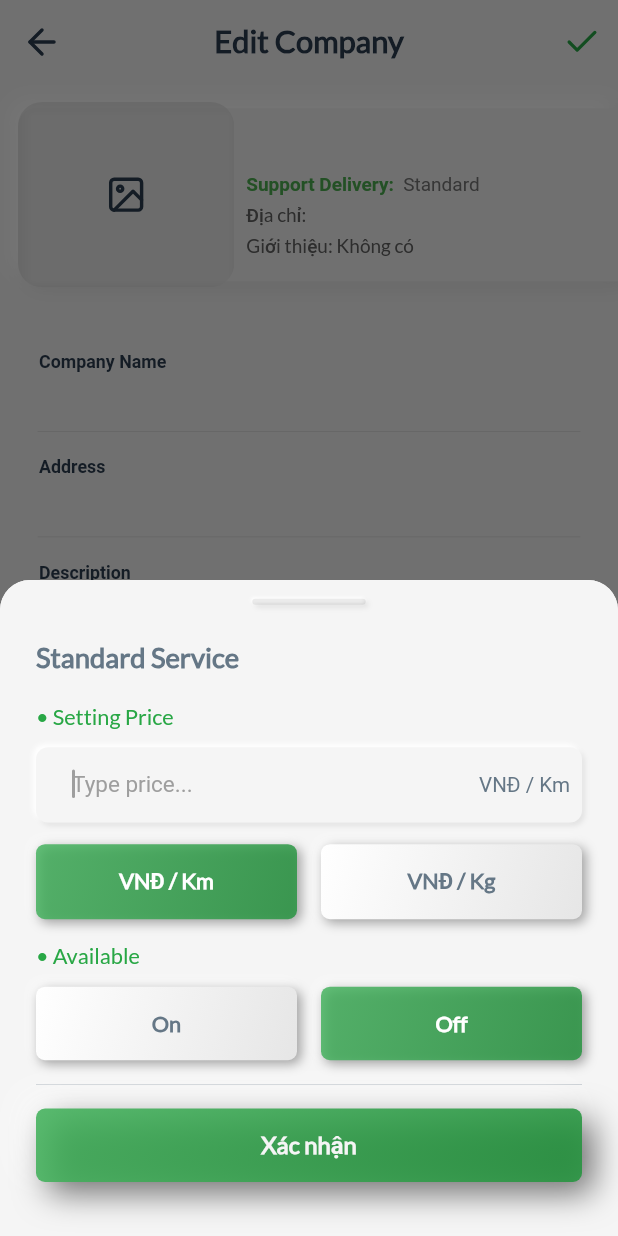
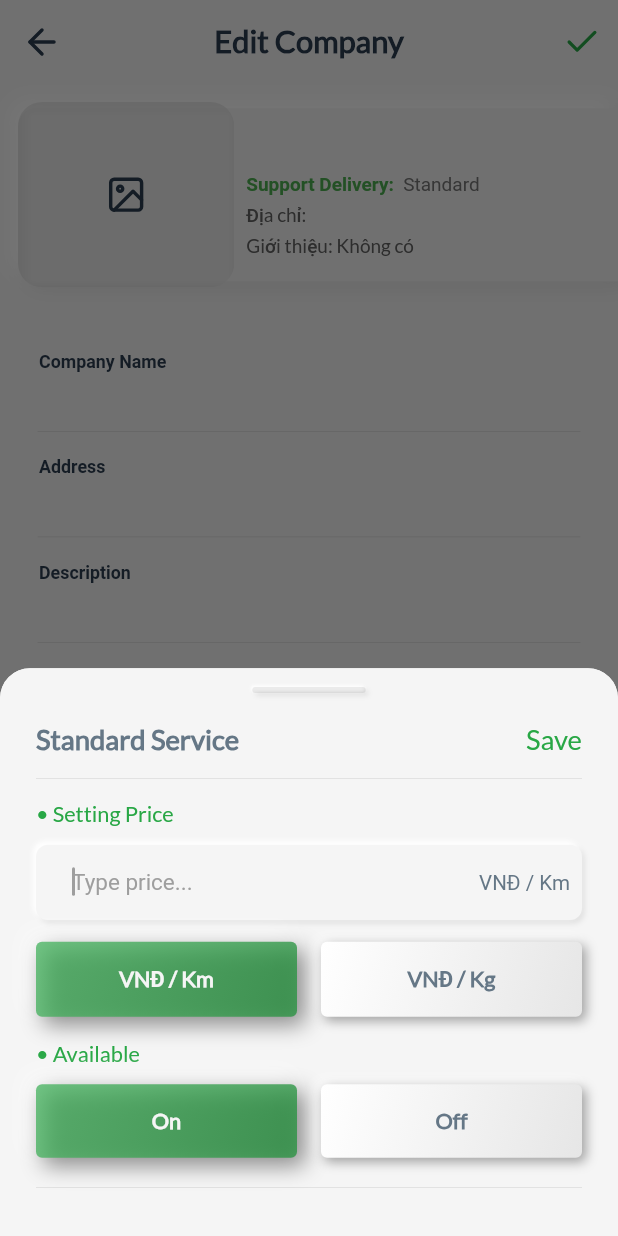
Before and after one commit to lambiengcode/opensource_ecommerce, a Flutter app: the EditTransportPage screen opened by its route, after a tap on "Standard", on a phone screen of 412 x 824 dp. Run offline on Flutter 3.47's test engine with Material 2 defaults, Android fonts, the phone set to English and light mode, and no system bars; drawn by our look-alikes of cached_network_image, flutter_neumorphic; our stand-ins replace carousel_slider, convex_bottom_bar, firebase_messaging, firebase_storage, fl_chart, flutter_icons and 8 more; missing offline and left inert: geocoder, google_maps_place_picker; accounts and stored records are empty; network calls fail.

Commit message:
[ui] edit bottom sheet set price service

```diff
--- a/lib/src/pages/transport/widgets/bottom_sheet_set_price.dart
+++ b/lib/src/pages/transport/widgets/bottom_sheet_set_price.dart
@@ -16,7 +16,7 @@ class _BottomSetPriceState extends State<BottomSetPrice> {
   TextEditingController _msgController = new TextEditingController();
   FocusNode _focusNode = new FocusNode();
   String price = 'VNĐ / Km';
-  String available = 'Off';
+  String available = 'On';
 
   @override
   Widget build(BuildContext context) {
@@ -55,7 +55,10 @@ class _BottomSetPriceState extends State<BottomSetPrice> {
                 ],
               ),
             ),
-            SizedBox(height: 24.0),
+            SizedBox(height: 20.0),
+            Row(
+              mainAxisAlignment: MainAxisAlignment.spaceBetween,
+              children: [
                 Text(
                   widget.title + '\tService',
                   style: TextStyle(
@@ -65,7 +68,27 @@ class _BottomSetPriceState extends State<BottomSetPrice> {
                     fontWeight: FontWeight.w600,
                   ),
                 ),
-            SizedBox(height: 20.0),
+                GestureDetector(
+                  onTap: () => Get.back(),
+                  child: Text(
+                    'Save',
+                    style: TextStyle(
+                      color: colorPrimary,
+                      fontFamily: 'Lato',
+                      fontSize: width / 22.5,
+                      fontWeight: FontWeight.w400,
+                    ),
+                  ),
+                ),
+              ],
+            ),
+            SizedBox(height: 15.0),
+            Divider(
+              thickness: .15,
+              height: .15,
+              color: fCL,
+            ),
+            SizedBox(height: 15.0),
             Text(
               '• Setting Price',
               style: TextStyle(
@@ -198,45 +221,53 @@ class _BottomSetPriceState extends State<BottomSetPrice> {
                 _buildButtonSwitch('Off', available == 'Off'),
               ],
             ),
-            SizedBox(height: 16.0),
+            SizedBox(height: 20.0),
             Divider(
-              thickness: .2,
-              height: .2,
-              color: colorDarkGrey,
+              thickness: .15,
+              height: .15,
+              color: fCL,
             ),
-            SizedBox(height: 16.0),
-            NeumorphicButton(
-              onPressed: () => Get.back(),
-              duration: Duration(milliseconds: 200),
-              style: NeumorphicStyle(
-                shape: NeumorphicShape.convex,
-                boxShape: NeumorphicBoxShape.roundRect(
-                  BorderRadius.circular(6.0),
-                ),
-                depth: 15.0,
-                intensity: 1,
-                color: colorPrimary.withOpacity(.85),
-              ),
-              padding: EdgeInsets.symmetric(
-                vertical: 14.5,
-                horizontal: 28.0,
-              ),
-              child: Row(
-                mainAxisAlignment: MainAxisAlignment.center,
-                children: [
-                  Text(
-                    'confirm'.trArgs(),
-                    style: TextStyle(
-                      color: mC,
-                      fontSize: width / 26.0,
-                      fontFamily: 'Lato',
-                      fontWeight: FontWeight.w600,
-                    ),
-                  ),
-                ],
-              ),
-            ),
-            SizedBox(height: 36.0),
+            // Divider(
+            //   thickness: .2,
+            //   height: .2,
+            //   color: colorDarkGrey,
+            //   endIndent: 6.0,
+            //   indent: 6.0,
+            // ),
+            // SizedBox(height: 4.0),
+            // NeumorphicButton(
+            //   onPressed: () => Get.back(),
+            //   duration: Duration(milliseconds: 200),
+            //   style: NeumorphicStyle(
+            //     shape: NeumorphicShape.convex,
+            //     boxShape: NeumorphicBoxShape.roundRect(
+            //       BorderRadius.circular(30.0),
+            //     ),
+            //     depth: 10.0,
+            //     intensity: .8,
+            //     color: colorPrimary.withOpacity(.85),
+            //   ),
+            //   margin: EdgeInsets.symmetric(horizontal: 6.0),
+            //   padding: EdgeInsets.symmetric(
+            //     vertical: 16.0,
+            //     horizontal: 28.0,
+            //   ),
+            //   child: Row(
+            //     mainAxisAlignment: MainAxisAlignment.center,
+            //     children: [
+            //       Text(
+            //         'confirm'.trArgs(),
+            //         style: TextStyle(
+            //           color: mC,
+            //           fontSize: width / 26.5,
+            //           fontFamily: 'Lato',
+            //           fontWeight: FontWeight.w600,
+            //         ),
+            //       ),
+            //     ],
+            //   ),
+            // ),
+            SizedBox(height: 32.0),
           ],
         ),
       ),
@@ -261,11 +292,11 @@ class _BottomSetPriceState extends State<BottomSetPrice> {
         style: NeumorphicStyle(
           shape: NeumorphicShape.convex,
           boxShape: NeumorphicBoxShape.roundRect(
-            BorderRadius.circular(6.0),
+            BorderRadius.circular(4.0),
           ),
-          depth: 5.0,
-          intensity: .65,
-          color: isActive ? colorPrimary.withOpacity(.8) : mCL,
+          depth: isActive ? 10.0 : 5.0,
+          intensity: isActive ? .8 : .65,
+          color: isActive ? colorPrimary.withOpacity(.725) : mCL,
         ),
         padding: EdgeInsets.symmetric(
           vertical: 16.0,
@@ -277,7 +308,7 @@ class _BottomSetPriceState extends State<BottomSetPrice> {
             Text(
               title,
               style: TextStyle(
-                color: isActive ? mCL : colorDarkGrey,
+                color: isActive ? mC : colorDarkGrey,
                 fontSize: width / 28.5,
                 fontFamily: 'Lato',
                 fontWeight: FontWeight.w600,
```
Lines whose indentation alone changed are shown as unchanged.
